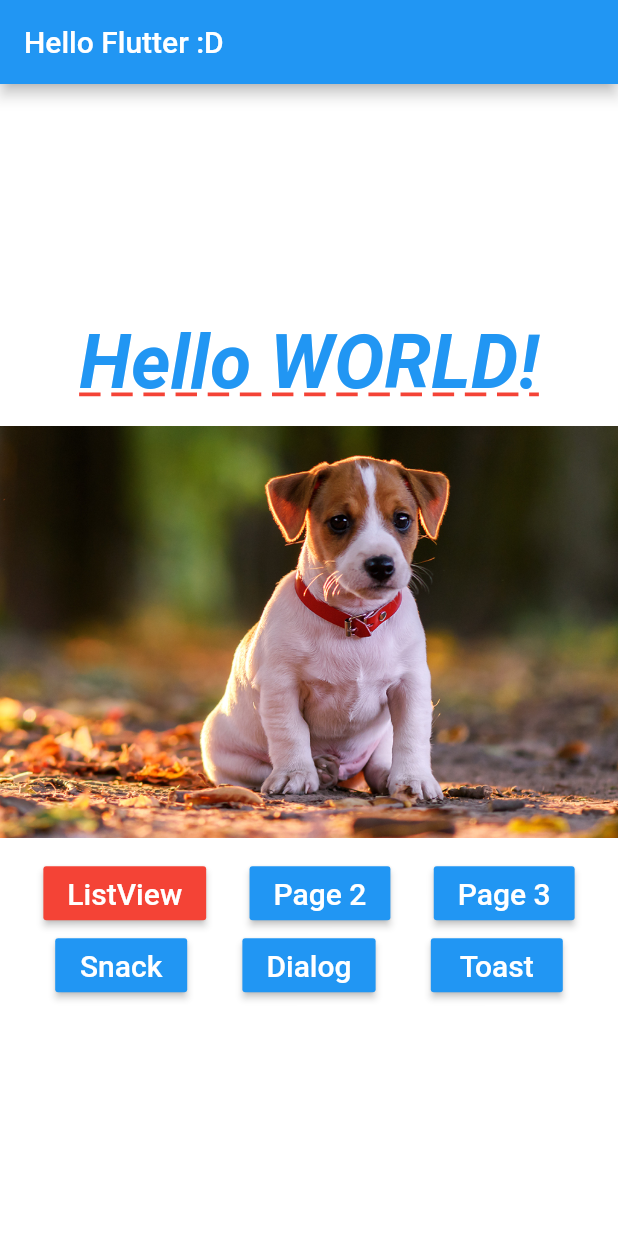
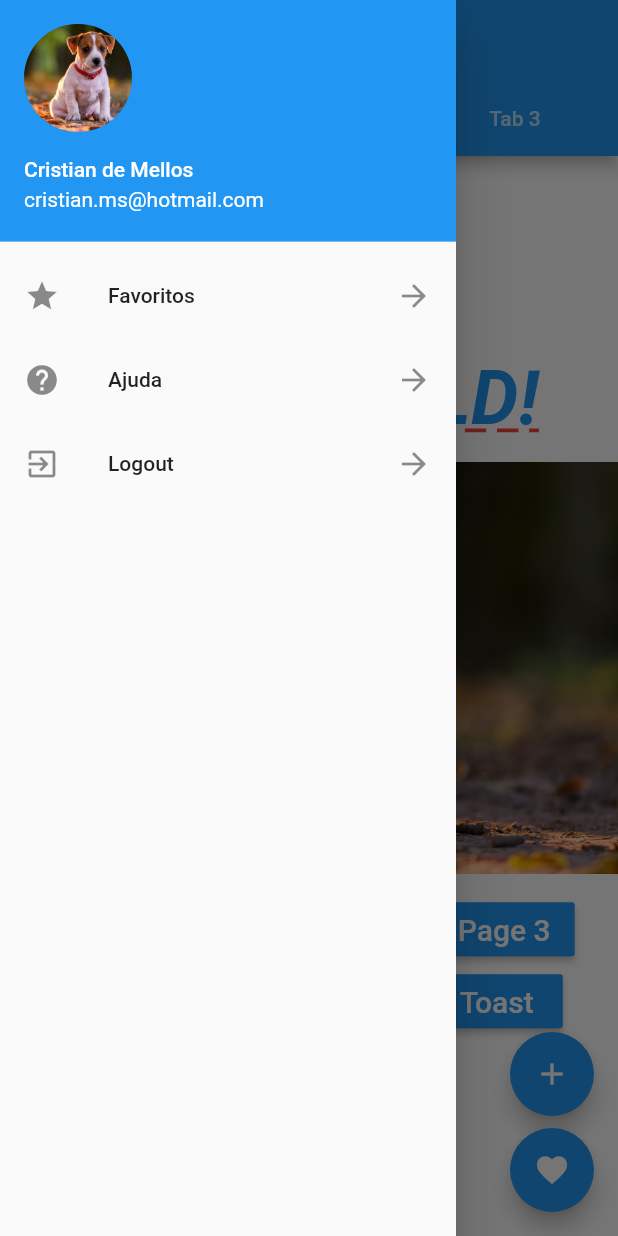
Before and after one commit to cristianms/flutter-aula01, a Flutter app: the screen it shows after launch, with the side drawer open (before the commit the screen has no drawer), on a phone screen of 412 x 824 dp. Run offline on Flutter 3.47's test engine with Material 2 defaults, Android fonts, the phone set to English and light mode, and no system bars; our stand-ins replace fluttertoast.

Commit message:
Conclusão primeira parte do curso

```diff
--- /dev/null
+++ b/lib/drawer_list.dart
@@ -0,0 +1,50 @@
+import 'package:flutter/material.dart';
+
+class DrawerList extends StatelessWidget {
+  @override
+  Widget build(BuildContext context) {
+    return SafeArea(
+      child: Drawer(
+        child: ListView(
+          children: <Widget>[
+            UserAccountsDrawerHeader(
+              accountName: Text("Cristian de Mellos"),
+              accountEmail: Text("cristian.ms@hotmail.com"),
+              currentAccountPicture: CircleAvatar(
+                backgroundImage: AssetImage("assets/images/dog1.png"),
+              ),
+            ),
+            ListTile(
+              leading: Icon(Icons.star),
+              title: Text("Favoritos"),
+              trailing: Icon(Icons.arrow_forward),
+              onTap: () {
+                print("Item 1");
+                Navigator.pop(context);
+              },
+            ),
+            ListTile(
+              leading: Icon(Icons.help),
+              title: Text("Ajuda"),
+              trailing: Icon(Icons.arrow_forward),
+              onTap: () {
+                print("Item 2");
+                Navigator.pop(context);
+              },
+            ),
+            ListTile(
+              leading: Icon(Icons.exit_to_app),
+              title: Text("Logout"),
+              trailing: Icon(Icons.arrow_forward),
+              onTap: () {
+                print("Item 3");
+                Navigator.pop(context);
+              },
+            ),
+          ],
+        ),
+      ),
+    );
+  }
+
+}
--- a/lib/pages/hello_listview.dart
+++ b/lib/pages/hello_listview.dart
@@ -15,6 +15,7 @@ class HelloListView extends StatefulWidget {
 }
 
 class _HelloListViewState extends State<HelloListView> {
+
   bool _gridView = true;
 
   @override
--- a/lib/pages/home_page.dart
+++ b/lib/pages/home_page.dart
@@ -1,3 +1,4 @@
+import 'package:aula01/drawer_list.dart';
 import 'package:aula01/pages/hello_listview.dart';
 import 'package:aula01/pages/hello_page1.dart';
 import 'package:aula01/pages/hello_page2.dart';
@@ -5,17 +6,65 @@ import 'package:aula01/utils/nav.dart';
 import 'package:aula01/widgets/blue_button.dart';
 import 'package:flutter/cupertino.dart';
 import 'package:flutter/material.dart';
+import 'package:fluttertoast/fluttertoast.dart';
 
 import 'hello_page3.dart';
 
 class HomePage extends StatelessWidget {
   @override
   Widget build(BuildContext context) {
-    return Scaffold(
+    return DefaultTabController(
+      length: 3,
+      child: Scaffold(
         appBar: AppBar(
           title: Text("Hello Flutter :D"),
+          bottom: TabBar(
+            tabs: [
+              Tab(text: "Tab 1"),
+              Tab(text: "Tab 2"),
+              Tab(text: "Tab 3"),
+            ],
           ),
-        body: _body(context));
+        ),
+        body: TabBarView(
+          children: <Widget>[
+            _body(context),
+            Container(
+              color: Colors.green,
+            ),
+            Container(
+              color: Colors.red,
+            ),
+          ],
+        ),
+        floatingActionButton: Column(
+          mainAxisAlignment: MainAxisAlignment.end,
+          children: <Widget>[
+            FloatingActionButton(
+              child: Icon(Icons.add),
+              onPressed: () {
+                _onClickFab();
+              },
+            ),
+            SizedBox(
+              width: 8,
+              height: 8,
+            ),
+            FloatingActionButton(
+              child: Icon(Icons.favorite),
+              onPressed: () {
+                _onClickFab();
+              },
+            ),
+          ],
+        ),
+        drawer: DrawerList(),
+      ),
+    );
+  }
+
+  _onClickFab() {
+    print("Add");
   }
 
   _body(BuildContext context) {
@@ -26,7 +75,7 @@ class HomePage extends StatelessWidget {
           children: <Widget>[
             _text(),
             _pageView(),
-            _buttons(context),
+            _buttons(),
           ],
         )
     );
@@ -47,27 +96,33 @@ class HomePage extends StatelessWidget {
     );
   }
 
-  Column _buttons(BuildContext context) {
+  _buttons() {
+    return Builder(builder: (context) {
       return Column(
         children: <Widget>[
           Row(
             mainAxisAlignment: MainAxisAlignment.spaceEvenly,
             children: <Widget>[
-            BlueButton("ListView", onPressed: () => _onClickNavigator(context, HelloListView()), color: Colors.red,),
-            BlueButton("Page 2", onPressed: () => _onClickNavigator(context, HelloPage2())),
-            BlueButton("Page 3", onPressed: () => _onClickNavigator(context, HelloPage3())),
+              BlueButton("ListView",
+                onPressed: () => _onClickNavigator(context, HelloListView()),
+                color: Colors.red,),
+              BlueButton("Page 2",
+                  onPressed: () => _onClickNavigator(context, HelloPage2())),
+              BlueButton("Page 3",
+                  onPressed: () => _onClickNavigator(context, HelloPage3())),
             ],
           ),
           Row(
             mainAxisAlignment: MainAxisAlignment.spaceEvenly,
             children: <Widget>[
-            BlueButton("Snack", onPressed: _onclickSnack),
-            BlueButton("Dialog", onPressed: _onclickDialog),
+              BlueButton("Snack", onPressed: () => _onclickSnack(context)),
+              BlueButton("Dialog", onPressed: () => _onclickDialog(context)),
               BlueButton("Toast", onPressed: _onclickToast),
             ],
           ),
         ],
       );
+    },);
   }
 
   _onClickNavigator(BuildContext context, Widget page) async {
@@ -75,13 +130,58 @@ class HomePage extends StatelessWidget {
     print(">> $retorno");
   }
 
-  _onclickDialog() {
+  _onclickDialog(BuildContext context) {
+    showDialog(
+        context: context,
+        barrierDismissible: false,
+        builder: (context) {
+          return WillPopScope(
+            onWillPop: () async => false,
+            child: AlertDialog(
+              title: Text("Flutter é muito legal"),
+              actions: <Widget>[
+                FlatButton(
+                  child: Text("Cancelar"),
+                  onPressed: () {
+                    Navigator.pop(context);
+                    print("Cancelado");
+                  },
+                ),
+                FlatButton(
+                  child: Text("OK"),
+                  onPressed: () {
+                    Navigator.pop(context);
+                    print("OK");
+                  },
+                ),
+              ],
+            ),
+          );
+        });
   }
 
   _onclickToast() {
+    Fluttertoast.showToast(
+        msg: "This is Center Short Toast",
+        toastLength: Toast.LENGTH_SHORT,
+        gravity: ToastGravity.CENTER,
+        timeInSecForIos: 1,
+        backgroundColor: Colors.red,
+        textColor: Colors.white,
+        fontSize: 16.0
+    );
   }
 
-  _onclickSnack() {
+  _onclickSnack(context) {
+    Scaffold.of(context).showSnackBar(SnackBar(
+      content: Text("Olá Flutter"),
+      action: SnackBarAction(
+        label: "OK",
+        onPressed: () {
+          print("OK");
+        },
+      ),
+    ));
   }
 
   _text() {
--- a/pubspec.yaml
+++ b/pubspec.yaml
@@ -27,7 +27,7 @@ dependencies:
 dev_dependencies:
   flutter_test:
     sdk: flutter
-
+  fluttertoast: ^3.1.3
 
 # For information on the generic Dart part of this file, see the
 # following page: https://dart.dev/tools/pub/pubspec
```
Also changed, not shown: pubspec.lock. Lines whose indentation alone changed are shown as unchanged.
